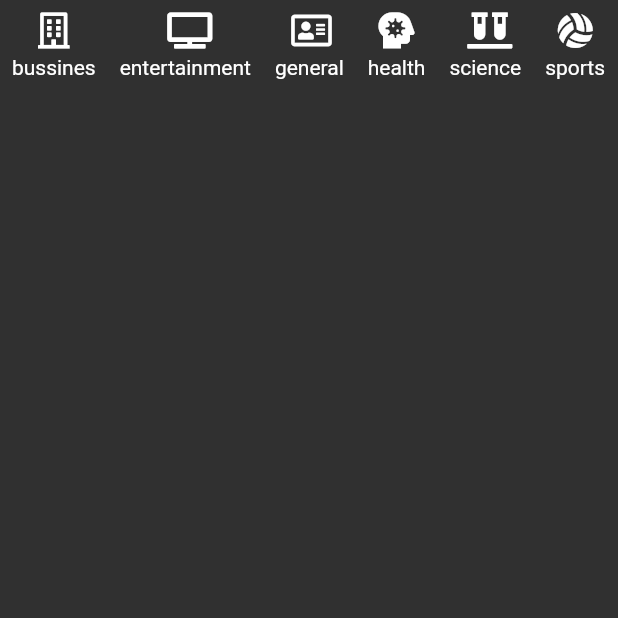
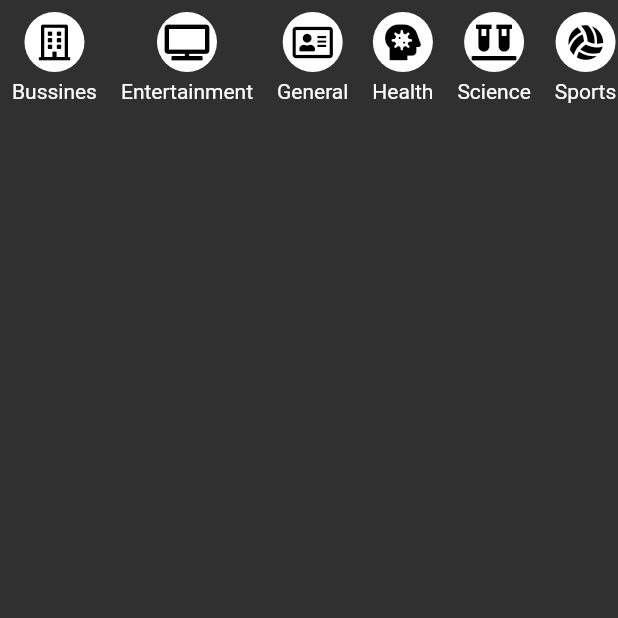
Before and after one commit to Jhonsebas77/udemy-flutter-provider-news, a Flutter app: the Tab2Pages screen opened directly, on a phone screen of 412 x 824 dp, the top half of it. Run offline on Flutter 3.47's test engine with Material 2 defaults, Android fonts, the light colour scheme and no system bars; our stand-ins replace font_awesome_flutter; network calls fail.

Commit message:
Enhance the style of button

```diff
--- /dev/null
+++ b/lib/src/utils/utils.dart
@@ -0,0 +1,2 @@
+String toCapitalize(String word) =>
+    '${word[0].toUpperCase()}${word.substring(1)}';
--- a/lib/src/views/tabs2_view.dart
+++ b/lib/src/views/tabs2_view.dart
@@ -1,6 +1,8 @@
 import 'package:flutter/material.dart';
 import 'package:provider/provider.dart';
+import 'package:providers_news/src/models/category_model.dart';
 import 'package:providers_news/src/services/news_service.dart';
+import 'package:providers_news/src/utils/utils.dart';
 
 class Tab2Pages extends StatelessWidget {
   const Tab2Pages({Key? key}) : super(key: key);
@@ -34,15 +36,53 @@ class ListCategories extends StatelessWidget {
       itemBuilder: (_, int index) {
         return Padding(
           padding: const EdgeInsets.all(8),
-          child: Column(
-            children: [
-              Icon(categories[index].icon),
-              const SizedBox(height: 5),
-              Text(categories[index].name),
-            ],
+          child: CategoryItem(
+            category: categories[index],
           ),
         );
       },
     );
   }
 }
+
+class CategoryItem extends StatelessWidget {
+  final Category category;
+
+  const CategoryItem({
+    Key? key,
+    required this.category,
+  }) : super(key: key);
+
+  Widget _buildCategoryButton() {
+    return GestureDetector(
+      onTap: () {
+        print('Hola Mundo -> ${category.name}');
+      },
+      child: Container(
+        width: 40,
+        height: 40,
+        decoration: const BoxDecoration(
+          shape: BoxShape.circle,
+          color: Colors.white,
+        ),
+        child: Icon(
+          category.icon,
+          color: Colors.black,
+        ),
+      ),
+    );
+  }
+
+  @override
+  Widget build(BuildContext context) {
+    return Column(
+      children: [
+        _buildCategoryButton(),
+        const SizedBox(height: 5),
+        Text(
+          toCapitalize(category.name),
+        ),
+      ],
+    );
+  }
+}
```
